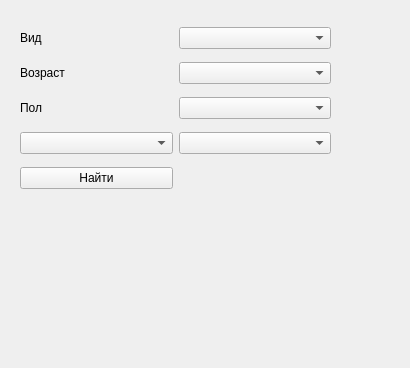
Qt form ui/in_seasonal_history_2.ui (TwistRU/DVO_RAN_Banding_birds) before a commit.
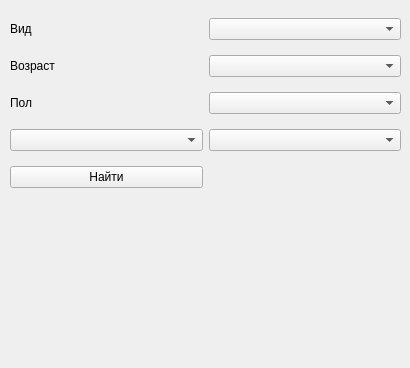
The same form after that commit. Custom widgets are drawn as their Qt base class.

```diff
--- a/ui/in_seasonal_history_2.ui
+++ b/ui/in_seasonal_history_2.ui
@@ -28,10 +28,10 @@
   <widget class="QWidget" name="gridLayoutWidget">
    <property name="geometry">
     <rect>
-     <x>20</x>
-     <y>20</y>
-     <width>311</width>
-     <height>180</height>
+     <x>10</x>
+     <y>9</y>
+     <width>391</width>
+     <height>191</height>
     </rect>
    </property>
    <layout class="QGridLayout" name="gridLayout">
```
